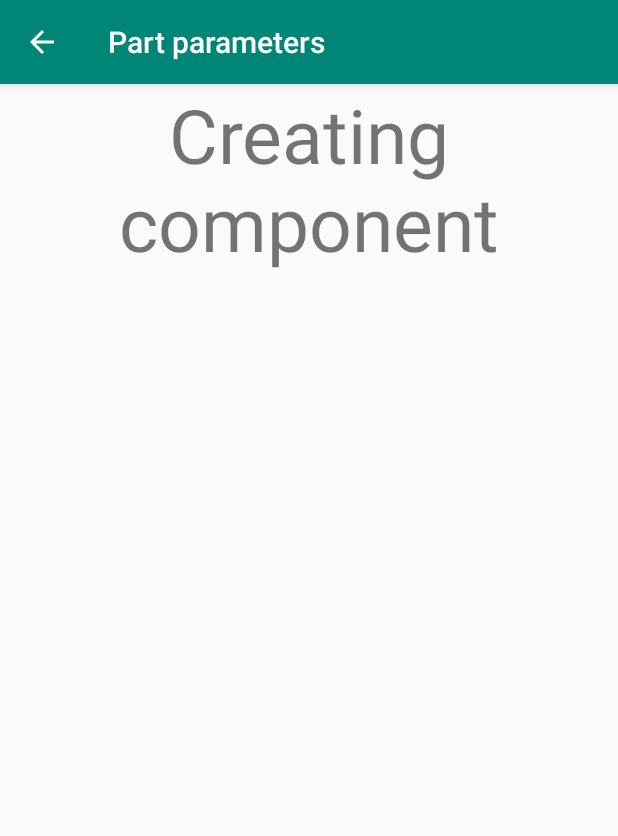
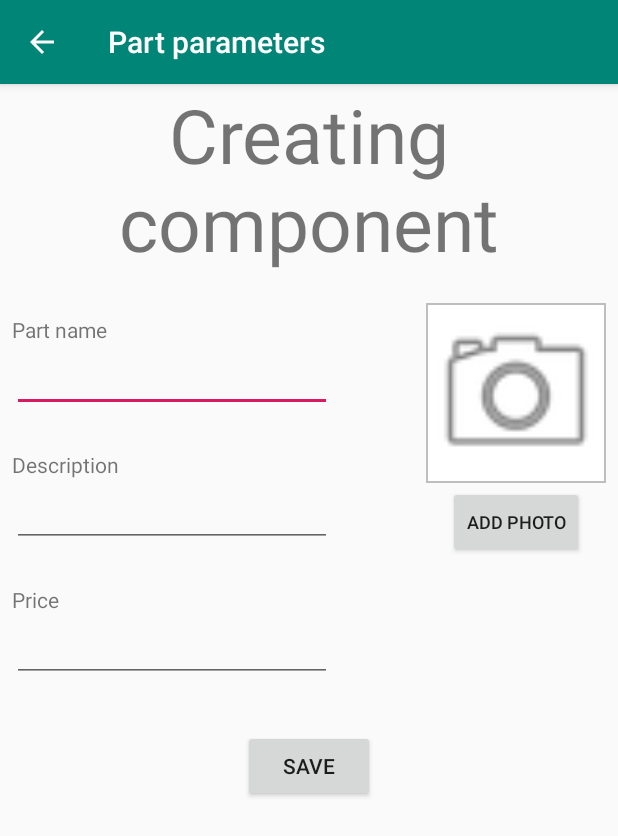
Before and after one commit to abbysoft-team/WiseBuild, an Android app: the PartCreationActivity screen opened directly, with no data from a screen before it, on a phone screen of 412 x 824 dp. Shown: the top 836 px of the screen. Run offline under Robolectric (Android 15) with nearby library versions, the phone set to English and light mode, and no system bars; 1 statement that could not run was skipped.

Commit message:
added simple layout for part creation page

```diff
--- /dev/null
+++ b/app/src/main/res/drawable/border.xml
@@ -0,0 +1,4 @@
+<shape xmlns:android="http://schemas.android.com/apk/res/android" android:shape="rectangle" >
+    <solid android:color="@android:color/white" />
+    <stroke android:width="1dip" android:color="@android:color/secondary_text_dark"/>
+</shape>
--- a/app/src/main/res/layout/activity_part_creation.xml
+++ b/app/src/main/res/layout/activity_part_creation.xml
@@ -20,4 +20,108 @@
         app:layout_constraintEnd_toEndOf="parent"
         app:layout_constraintStart_toStartOf="parent"
         app:layout_constraintTop_toTopOf="parent" />
+
+    <ImageView
+        android:id="@+id/imageView"
+        android:layout_width="120dp"
+        android:layout_height="120dp"
+        android:layout_marginTop="20dp"
+        android:layout_marginEnd="8dp"
+        android:layout_marginRight="8dp"
+        android:background="@drawable/border"
+        app:layout_constraintEnd_toEndOf="parent"
+        app:layout_constraintTop_toBottomOf="@+id/part_creation_label"
+        app:srcCompat="@android:drawable/ic_menu_camera" />
+
+    <LinearLayout
+        android:id="@+id/linearLayout"
+        android:layout_width="wrap_content"
+        android:layout_height="wrap_content"
+        android:layout_marginTop="20dp"
+        android:orientation="vertical"
+        app:layout_constraintLeft_toLeftOf="parent"
+        app:layout_constraintTop_toBottomOf="@+id/part_creation_label">
+
+        <TextView
+            android:id="@+id/part_name_field_label"
+            android:layout_width="wrap_content"
+            android:layout_height="wrap_content"
+            android:layout_marginStart="8dp"
+            android:layout_marginLeft="8dp"
+            android:layout_marginTop="8dp"
+            android:text="@string/part_name" />
+
+        <EditText
+            android:id="@+id/part_name_field"
+            android:layout_width="wrap_content"
+            android:layout_height="wrap_content"
+            android:layout_marginStart="8dp"
+            android:layout_marginLeft="8dp"
+            android:ems="10"
+            android:inputType="textPersonName" />
+
+
+        <TextView
+            android:id="@+id/part_description_field_label"
+            android:layout_width="wrap_content"
+            android:layout_height="wrap_content"
+            android:layout_marginStart="8dp"
+            android:layout_marginLeft="8dp"
+            android:layout_marginTop="25dp"
+            android:text="@string/description" />
+
+        <EditText
+            android:id="@+id/part_description_field"
+            android:layout_width="wrap_content"
+            android:layout_height="wrap_content"
+            android:layout_marginStart="8dp"
+            android:layout_marginLeft="8dp"
+            android:ems="10"
+            android:inputType="textPersonName" />
+
+        <TextView
+            android:id="@+id/part_price_field_label"
+            android:layout_width="wrap_content"
+            android:layout_height="wrap_content"
+            android:layout_marginStart="8dp"
+            android:layout_marginLeft="8dp"
+            android:layout_marginTop="25dp"
+            android:text="@string/price" />
+
+        <EditText
+            android:id="@+id/part_price_field"
+            android:layout_width="wrap_content"
+            android:layout_height="wrap_content"
+            android:layout_marginStart="8dp"
+            android:layout_marginLeft="8dp"
+            android:ems="10"
+            android:inputType="number" />
+
+    </LinearLayout>
+
+    <Button
+        android:id="@+id/add_photo_button"
+        android:layout_width="wrap_content"
+        android:layout_height="wrap_content"
+        android:layout_marginTop="2dp"
+        android:text="@string/add_photo"
+        android:textSize="12sp"
+        app:layout_constraintEnd_toEndOf="@+id/imageView"
+        app:layout_constraintStart_toStartOf="@+id/imageView"
+        app:layout_constraintTop_toBottomOf="@+id/imageView" />
+
+    <Button
+        android:id="@+id/save_component_button"
+        android:layout_width="wrap_content"
+        android:layout_height="wrap_content"
+        android:layout_marginStart="8dp"
+        android:layout_marginLeft="8dp"
+        android:layout_marginTop="32dp"
+        android:layout_marginEnd="8dp"
+        android:layout_marginRight="8dp"
+        android:text="@string/save"
+        app:layout_constraintEnd_toEndOf="parent"
+        app:layout_constraintStart_toStartOf="parent"
+        app:layout_constraintTop_toBottomOf="@+id/linearLayout" />
+
 </androidx.constraintlayout.widget.ConstraintLayout>
--- a/app/src/main/res/values/strings.xml
+++ b/app/src/main/res/values/strings.xml
@@ -7,4 +7,9 @@
     <string name="memory">Memory</string>
     <string name="add_part_category_choose_tooltip">What kind of part do you want to add?</string>
     <string name="part_creation_activity">Part parameters</string>
+    <string name="part_name">Part name</string>
+    <string name="description">Description</string>
+    <string name="price">Price</string>
+    <string name="add_photo">Add photo</string>
+    <string name="save">Save</string>
 </resources>
--- a/build.gradle
+++ b/build.gradle
@@ -1,4 +1,4 @@
-// Top-level build file where you can add configuration options common to all sub-projects/modules.
+// Top-level build file where you can add configuration options border to all sub-projects/modules.
 
 buildscript {
     repositories {
```
